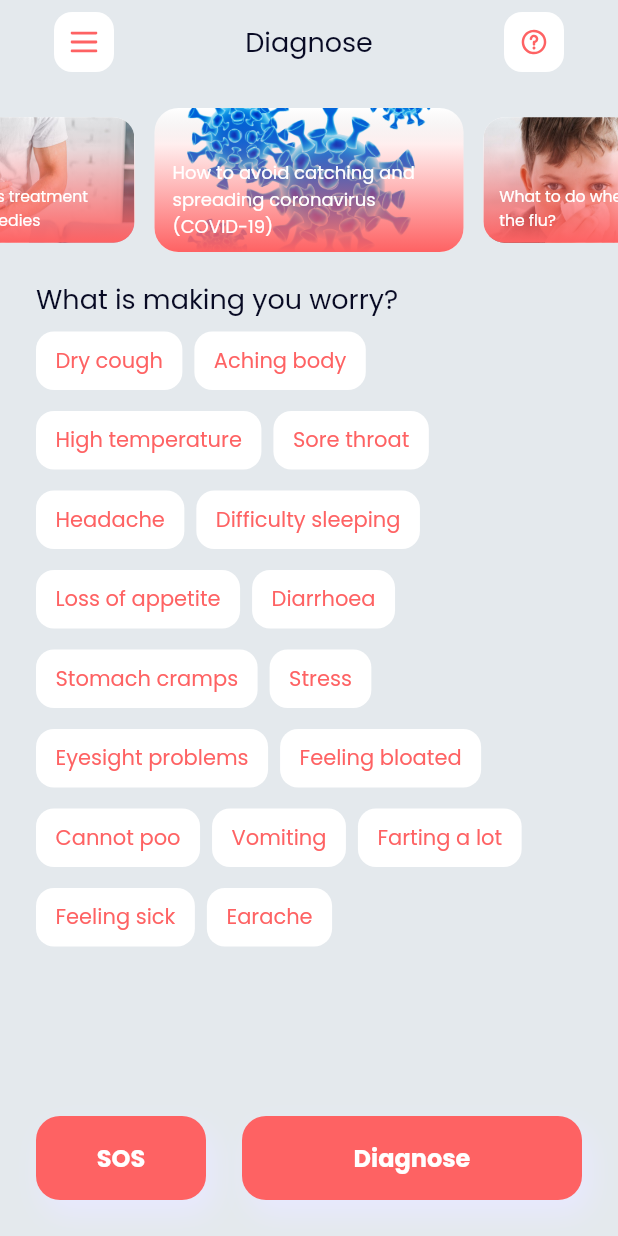
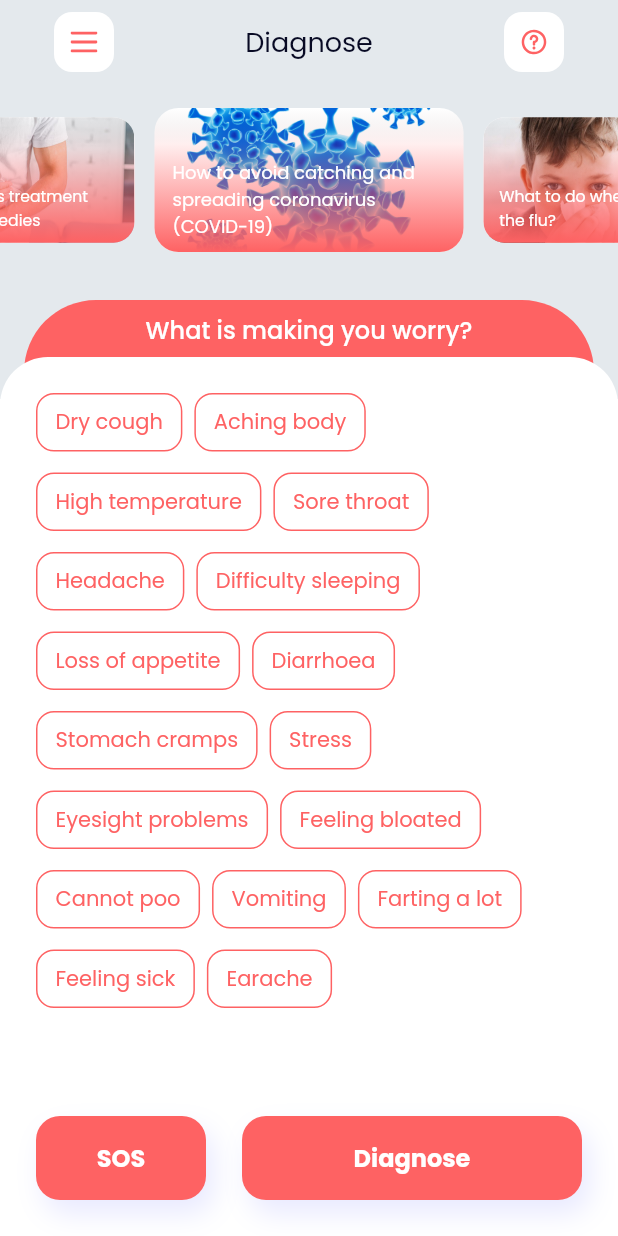
Before and after one commit to IamKhuk/iHealth, a Flutter app: the HomeScreen screen opened directly, on a phone screen of 412 x 824 dp. Run offline on Flutter 3.47's test engine with Material 2 defaults, Android fonts, the phone set to English and light mode, and no system bars; drawn by our look-alikes of carousel_slider; our stand-ins replace flutter_svg, flutter_tags_x, google_maps_flutter.

Commit message:
Home Screen changed

```diff
--- a/lib/src/ui/home_screen.dart
+++ b/lib/src/ui/home_screen.dart
@@ -103,82 +103,6 @@ class _HomeScreenState extends State<HomeScreen> {
         children: [
           Column(
             children: [
-              SizedBox(height: 130),
-              Row(
-                children: [
-                  SizedBox(width: 24),
-                  Text(
-                    'What is making you worry?',
-                    style: TextStyle(
-                      fontWeight: FontWeight.normal,
-                      fontSize: 18,
-                      fontFamily: AppTheme.fontFamily,
-                      height: 1.5,
-                      color: AppTheme.black,
-                    ),
-                  ),
-                ],
-              ),
-              Expanded(
-                child: ListView(
-                  children: [
-                    Padding(
-                      padding: const EdgeInsets.symmetric(
-                          vertical: 8, horizontal: 24),
-                      child: Tags(
-                        key: _tagStateKey,
-                        alignment: WrapAlignment.start,
-                        itemCount: _items.length,
-                        spacing: 8,
-                        itemBuilder: (int index) {
-                          final item = _items[index];
-                          return GestureDetector(
-                            onTap: () {
-                              _tagStateKey.currentState!.getAllItem;
-                              _selected.add(item);
-                            },
-                            child: ItemTags(
-                              key: Key(index.toString()),
-                              index: index,
-                              title: item.title,
-                              active: item.active,
-                              padding: EdgeInsets.symmetric(
-                                vertical: 8,
-                                horizontal: 12,
-                              ),
-                              activeColor: AppTheme.red,
-                              splashColor: AppTheme.purple,
-                              colorShowDuplicate: AppTheme.purple,
-                              textColor: AppTheme.red,
-                              pressEnabled: true,
-                              textActiveColor: AppTheme.white,
-                              elevation: 0,
-                              color: AppTheme.white,
-                              border: Border.all(color: Colors.transparent),
-                              borderRadius: BorderRadius.circular(12),
-                              customData: '',
-                              textStyle: TextStyle(
-                                fontSize: 14,
-                                fontFamily: AppTheme.fontFamily,
-                                fontWeight: FontWeight.normal,
-                              ),
-                              combine: ItemTagsCombine.withTextBefore,
-                              onPressed: (item) {
-                                print(item);
-                              },
-                            ),
-                          );
-                        },
-                      ),
-                    ),
-                    SizedBox(height: 96),
-                  ],
-                ),
-              ),
-            ],
-          ),
-          Column(
-            children: [
               SizedBox(height: 16),
               Container(
                 height: 96,
@@ -261,6 +185,130 @@ class _HomeScreenState extends State<HomeScreen> {
                   ),
                 ),
               ),
+              SizedBox(height: 98),
+              Expanded(
+                child: Container(color: AppTheme.white),
+              ),
+            ],
+          ),
+          Column(
+            children: [
+              Expanded(
+                child: ListView(
+                  shrinkWrap: true,
+                  // physics: NeverScrollableScrollPhysics(),
+                  children: [
+                    Stack(
+                      children: [
+                        Container(
+                          margin: EdgeInsets.only(
+                            top: 144,
+                            left: 16,
+                            right: 16,
+                          ),
+                          padding: EdgeInsets.only(top: 8, bottom: 50),
+                          decoration: BoxDecoration(
+                            color: AppTheme.red,
+                            borderRadius: BorderRadius.only(
+                              topRight: Radius.circular(48),
+                              topLeft: Radius.circular(48),
+                            ),
+                          ),
+                          child: Row(
+                            mainAxisAlignment: MainAxisAlignment.center,
+                            children: [
+                              Text(
+                                'What is making you worry?',
+                                style: TextStyle(
+                                  fontWeight: FontWeight.w500,
+                                  fontSize: 16,
+                                  fontFamily: AppTheme.fontFamily,
+                                  height: 1.5,
+                                  color: AppTheme.white,
+                                ),
+                              ),
+                            ],
+                          ),
+                        ),
+                        Container(
+                          margin: EdgeInsets.only(
+                            top: 182,
+                          ),
+                          padding: EdgeInsets.symmetric(vertical: 16),
+                          decoration: BoxDecoration(
+                            color: AppTheme.white,
+                            borderRadius: BorderRadius.only(
+                              topLeft: Radius.circular(32),
+                              topRight: Radius.circular(32),
+                            ),
+                          ),
+                          child: ListView(
+                            shrinkWrap: true,
+                            physics: NeverScrollableScrollPhysics(),
+                            children: [
+                              Padding(
+                                padding: const EdgeInsets.symmetric(
+                                    vertical: 8, horizontal: 24),
+                                child: Tags(
+                                  key: _tagStateKey,
+                                  alignment: WrapAlignment.start,
+                                  itemCount: _items.length,
+                                  spacing: 8,
+                                  itemBuilder: (int index) {
+                                    final item = _items[index];
+                                    return GestureDetector(
+                                      onTap: () {
+                                        _tagStateKey.currentState!.getAllItem;
+                                        _selected.add(item);
+                                      },
+                                      child: ItemTags(
+                                        key: Key(index.toString()),
+                                        index: index,
+                                        title: item.title,
+                                        active: item.active,
+                                        padding: EdgeInsets.symmetric(
+                                          vertical: 8,
+                                          horizontal: 12,
+                                        ),
+                                        activeColor: AppTheme.red,
+                                        splashColor: AppTheme.purple,
+                                        colorShowDuplicate: AppTheme.purple,
+                                        textColor: AppTheme.red,
+                                        pressEnabled: true,
+                                        textActiveColor: AppTheme.white,
+                                        elevation: 0,
+                                        color: AppTheme.white,
+                                        border: Border.all(
+                                            color: AppTheme.red),
+                                        borderRadius: BorderRadius.circular(12),
+                                        customData: '',
+                                        textStyle: TextStyle(
+                                          fontSize: 14,
+                                          fontFamily: AppTheme.fontFamily,
+                                          fontWeight: FontWeight.normal,
+                                        ),
+                                        combine: ItemTagsCombine.withTextBefore,
+                                        onPressed: (item) {
+                                          print(item);
+                                        },
+                                      ),
+                                    );
+                                  },
+                                ),
+                              ),
+                              SizedBox(height: 96),
+                            ],
+                          ),
+                        ),
+                      ],
+                    ),
+                  ],
+                ),
+              ),
+            ],
+          ),
+          Column(
+            children: [
               Spacer(),
               Row(
                 children: [
@@ -299,16 +347,6 @@ class _HomeScreenState extends State<HomeScreen> {
                   SizedBox(width: 24),
                   GestureDetector(
                     onTap: () {
-                      // for (int i = 0; i < _selectedItems.length; i++) {
-                      //   for(int j = 0; j< _selectedItems.length;j++){
-                      //     if(_selectedItems[i]!=_selectedItems[j]){
-                      //       _selected.add(_selectedItems[i]);
-                      //     }
-                      //   }
-                      // }
-
-                      // _selected = _items.where((element) => element.active == true).toList();
-
                       Navigator.push(
                         context,
                         MaterialPageRoute(
```
